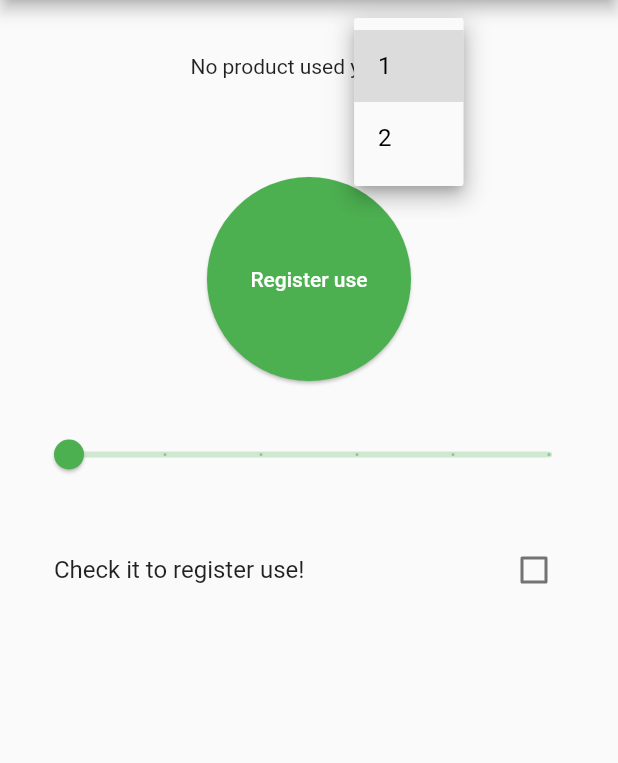
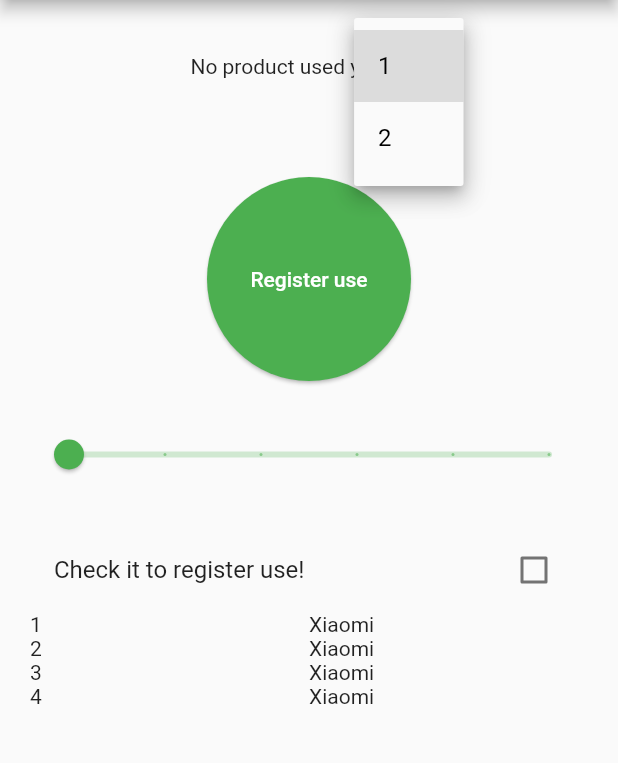
Before and after one commit to globaljuli/product_tracker_app, a Flutter app: the screen it shows after launch, after a tap on the "arrow drop down" icon, on a phone screen of 412 x 824 dp, the part 84-847 px from its top. Run offline on Flutter 3.47's test engine with Material 2 defaults, Android fonts, the phone set to English and light mode, and no system bars; our stand-ins replace dartz, shared_preferences; missing offline and left inert: dart:ffi; network calls fail.

Commit message:
first steps adding uses

```diff
--- /dev/null
+++ b/lib/Application/Providers/Uses/show_uses_provider.dart
@@ -0,0 +1,16 @@
+import 'package:flutter/cupertino.dart';
+import 'package:product_tracker_app/Application/helpers/serve_uses/serve_uses_helper.dart';
+import 'package:product_tracker_app/Domain/Models/Uses/ProductUse.dart';
+
+class ShowUsesProvider with ChangeNotifier {
+  ShowUsesProvider() {
+    getUses();
+  }
+  List<ProductUse> productUses = [];
+
+  Future<void> getUses() async {
+    final helper = ServeUsesHelper();
+    productUses = await helper.getUses();
+    notifyListeners();
+  }
+}
--- /dev/null
+++ b/lib/Application/helpers/serve_uses/serve_uses_helper.dart
@@ -0,0 +1,9 @@
+import 'package:product_tracker_app/Domain/Models/Uses/ProductUse.dart';
+import 'package:product_tracker_app/Infrastructure/Uses/ServeProductUsesService.dart';
+
+class ServeUsesHelper {
+  Future<List<ProductUse>> getUses() async {
+    final service = ServeProductUsesService();
+    return await service.getProductUses(productId: 1);
+  }
+}
--- a/lib/Domain/Models/Uses/ProductUse.dart
+++ b/lib/Domain/Models/Uses/ProductUse.dart
@@ -1,9 +1,12 @@
 import 'dart:convert';
+
+import 'package:flutter/cupertino.dart';
 
 class ProductUse {
   ProductUse({
     required this.id,
     required this.purchaseId,
+    required this.purchaseName,
     required this.useTypeId,
     required this.createdAt,
     required this.updatedAt,
@@ -11,6 +14,7 @@ class ProductUse {
 
   final int id;
   final int purchaseId;
+  final String purchaseName;
   final int useTypeId;
   final DateTime createdAt;
   final DateTime updatedAt;
@@ -23,6 +27,7 @@ class ProductUse {
   factory ProductUse.fromJson(Map<String, dynamic> json) => ProductUse(
         id: json["id"],
         purchaseId: json["purchase_id"],
+        purchaseName: json["purchase_name"] ?? '',
         useTypeId: json["use_type_id"],
         createdAt: DateTime.parse(json["created_at"]),
         updatedAt: DateTime.parse(json["updated_at"]),
@@ -35,4 +40,11 @@ class ProductUse {
         "created_at": createdAt.toIso8601String(),
         "updated_at": updatedAt.toIso8601String(),
       };
+
+  TableRow toTableRow() {
+    return TableRow(children: [
+      Text(id.toString()),
+      Text(purchaseName),
+    ]);
+  }
 }
--- a/lib/Infrastructure/Models/BasicGetRequest.dart
+++ b/lib/Infrastructure/Models/BasicGetRequest.dart
@@ -8,6 +8,7 @@ class BasicGetRequest {
   static Future<Either<Failure, dynamic>> make(
       {required String path,
       Function(Map<String, dynamic>)? onResolveOk}) async {
+    try {
       final res = await http.get(
         Uri.parse(Config.kUrl + path),
         headers: {
@@ -15,7 +16,6 @@ class BasicGetRequest {
         },
       );
 
-    try {
       Map<String, dynamic> response = json.decode(res.body);
 
       if (onResolveOk == null) {
--- a/lib/Infrastructure/Uses/ServeProductUsesService.dart
+++ b/lib/Infrastructure/Uses/ServeProductUsesService.dart
@@ -1,11 +1,56 @@
+import 'package:dartz/dartz.dart';
+import 'package:product_tracker_app/Domain/Models/Uses/ProductUse.dart';
 import 'package:product_tracker_app/Infrastructure/Models/BasicGetRequest.dart';
 
 class ServeProductUsesService {
-  getProductUses({required int productId}) {
-    BasicGetRequest.make(
-        path: 'uses/$productId',
-        onResolveOk: (response) {
-          return response;
-        });
+  Future<List<ProductUse>> getProductUses({required int productId}) async {
+    try {
+      final res = await BasicGetRequest.make(
+          path: 'uses/$productId',
+          onResolveOk: (response) {
+            final uses = List<ProductUse>.from(response['uses']);
+            return Right(uses);
+          });
+
+      return res.fold(
+        (l) => getMockUses(),
+        (r) => r,
+      );
+    } catch (e) {
+      return getMockUses();
+    }
+  }
+
+  List<ProductUse> getMockUses() {
+    return [
+      ProductUse(
+          id: 1,
+          purchaseId: 2,
+          purchaseName: 'Xiaomi',
+          useTypeId: 1,
+          createdAt: DateTime.now(),
+          updatedAt: DateTime.now()),
+      ProductUse(
+          id: 2,
+          purchaseId: 2,
+          purchaseName: 'Xiaomi',
+          useTypeId: 1,
+          createdAt: DateTime.now(),
+          updatedAt: DateTime.now()),
+      ProductUse(
+          id: 3,
+          purchaseId: 2,
+          purchaseName: 'Xiaomi',
+          useTypeId: 1,
+          createdAt: DateTime.now(),
+          updatedAt: DateTime.now()),
+      ProductUse(
+          id: 4,
+          purchaseId: 2,
+          purchaseName: 'Xiaomi',
+          useTypeId: 1,
+          createdAt: DateTime.now(),
+          updatedAt: DateTime.now()),
+    ];
   }
 }
--- a/lib/Presentation/Pages/Home/home_page.dart
+++ b/lib/Presentation/Pages/Home/home_page.dart
@@ -1,7 +1,7 @@
 import 'package:flutter/material.dart';
-import 'package:product_tracker_app/Application/Providers/Uses/register_use_provider.dart';
 import 'package:product_tracker_app/Presentation/Pages/Home/widgets/LastUsedProductPresenter.dart';
 import 'package:product_tracker_app/Presentation/Pages/Home/widgets/RegisterUseButton.dart';
+import 'package:product_tracker_app/Presentation/Pages/Home/widgets/uses_historic_presenter.dart';
 
 class HomePage extends StatelessWidget {
   final String title;
@@ -19,6 +19,7 @@ class HomePage extends StatelessWidget {
           children: const [
             LastUsedProductPresenter(),
             RegisterUseButton(),
+            UsesHistoricPresenter(),
           ],
         ),
       ),
--- a/lib/Presentation/Pages/Home/widgets/LastUsedProductPresenter.dart
+++ b/lib/Presentation/Pages/Home/widgets/LastUsedProductPresenter.dart
@@ -34,6 +34,10 @@ class LastUsedProductPresenter extends StatelessWidget {
                 ],
               ),
             );
+          }
+
+          if (lastProductProvider.purchase == null) {
+            return Text("There's no purchases to show");
           }
 
           return Center(
--- /dev/null
+++ b/lib/Presentation/Pages/Home/widgets/uses_historic_presenter.dart
@@ -0,0 +1,21 @@
+import 'package:flutter/cupertino.dart';
+import 'package:product_tracker_app/Application/Providers/Uses/show_uses_provider.dart';
+import 'package:provider/provider.dart';
+
+class UsesHistoricPresenter extends StatelessWidget {
+  const UsesHistoricPresenter({Key? key}) : super(key: key);
+
+  @override
+  Widget build(BuildContext context) {
+    return ChangeNotifierProvider<ShowUsesProvider>(
+      create: (_) => ShowUsesProvider(),
+      child: Consumer<ShowUsesProvider>(
+        builder: (context, _sup, child) {
+          return Table(
+            children: _sup.productUses.map((e) => e.toTableRow()).toList(),
+          );
+        },
+      ),
+    );
+  }
+}
```
Also changed, not shown: pubspec.lock, 1 other file. Lines whose indentation alone changed are shown as unchanged.
